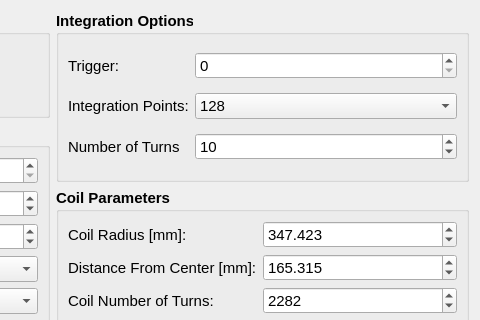
Qt form helmholtz/gui/ui/advancedoptionswidget.ui (lnls-ima/helmholtz-coil-control) before a commit; both pictures show x 375 to 855 and y 0 to 320 of the 855 by 504 pixel window.
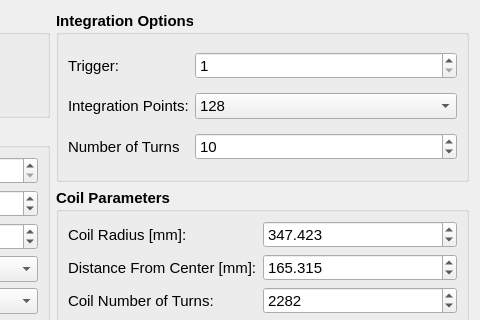
The same form after that commit. Icons and pictures are not drawn.

```diff
--- a/helmholtz/gui/ui/advancedoptionswidget.ui
+++ b/helmholtz/gui/ui/advancedoptionswidget.ui
@@ -181,8 +181,11 @@
           <bold>false</bold>
          </font>
         </property>
+        <property name="minimum">
+         <number>1</number>
+        </property>
         <property name="maximum">
-         <number>100000</number>
+         <number>360000</number>
         </property>
        </widget>
       </item>
```
Left out of the diff: 2 changed lines with no effect on the pictures.
